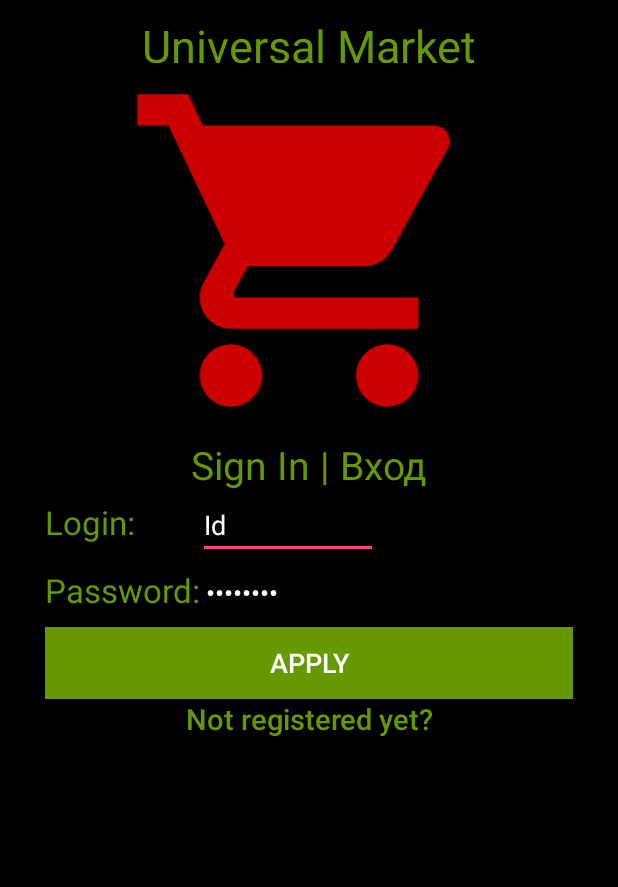
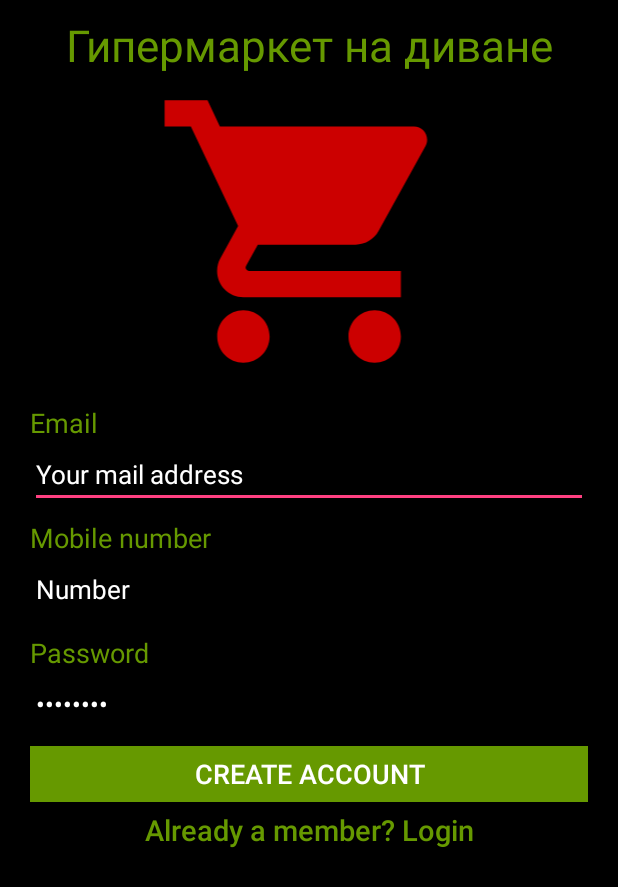
Before and after one commit to antonihnatovich/SmartCityUniversalMarket, an Android app: the screen it shows after launch (LoginActivity before the commit, RegistrationActivity after it), on a phone screen of 412 x 824 dp. Shown: the top 887 px of the screen. Run offline under Robolectric (Android 15) with nearby library versions, the phone set to English and light mode, and no system bars.

Commit message:
Registration activity ui created.

```diff
--- a/SmartCityUniversalMarket/app/src/main/AndroidManifest.xml
+++ b/SmartCityUniversalMarket/app/src/main/AndroidManifest.xml
@@ -14,13 +14,15 @@
 
         </activity>
         <activity android:name=".LoginActivity">
+
+        </activity>
+        <activity android:name=".RegistrationActivity">
             <intent-filter>
                 <action android:name="android.intent.action.MAIN" />
 
                 <category android:name="android.intent.category.LAUNCHER" />
             </intent-filter>
         </activity>
-        <activity android:name=".RegistrationActivity"></activity>
     </application>
 
 </manifest>
--- a/SmartCityUniversalMarket/app/src/main/res/drawable/tyt.xml
+++ b/SmartCityUniversalMarket/app/src/main/res/drawable/tyt.xml
@@ -1,6 +1,6 @@
 <vector xmlns:android="http://schemas.android.com/apk/res/android"
-        android:width="100dp"
-        android:height="100dp"
+        android:width="90dp"
+        android:height="90dp"
         android:viewportWidth="24.0"
         android:viewportHeight="24.0">
     <path
--- a/SmartCityUniversalMarket/app/src/main/res/layout/activity_login.xml
+++ b/SmartCityUniversalMarket/app/src/main/res/layout/activity_login.xml
@@ -14,21 +14,18 @@
 
     <ImageView
         android:id="@+id/imageview_login"
-        android:layout_width="match_parent"
-        android:layout_height="250dp"
+        style="@style/imageViewAppIconAllActivities"
         android:layout_below="@id/name_of_program_login"
-        android:contentDescription="@string/image_main"
-        android:src="@drawable/tyt"
-        android:scaleType="fitCenter"/>
+        android:contentDescription="@string/image_main" />
 
     <LinearLayout
-        android:layout_below="@id/imageview_login"
         android:layout_width="match_parent"
         android:layout_height="200dp"
+        android:layout_below="@id/imageview_login"
         android:layout_gravity="center_horizontal"
-        android:paddingStart="30dp"
+        android:orientation="vertical"
         android:paddingEnd="30dp"
-        android:orientation="vertical">
+        android:paddingStart="30dp">
 
         <TextView
             android:layout_width="match_parent"
@@ -57,8 +54,8 @@
                     android:id="@+id/edit_text_login"
                     style="@style/editTextLoginActivityStandart"
                     android:layout_marginStart="42dp"
-                    android:text="@string/la_id_edit_text_string"
-                    android:inputType="number" />
+                    android:inputType="number"
+                    android:text="@string/la_id_edit_text_string" />
             </LinearLayout>
 
             <LinearLayout
@@ -73,8 +70,8 @@
                 <EditText
                     android:id="@+id/edit_text_password"
                     style="@style/editTextLoginActivityStandart"
-                    android:text="@string/la_password_edit_text_string"
-                    android:inputType="numberPassword" />
+                    android:inputType="numberPassword"
+                    android:text="@string/la_password_edit_text_string" />
             </LinearLayout>
 
             <LinearLayout
@@ -92,19 +89,20 @@
                     style="@style/buttonLoginActivityStandart"
                     android:background="@color/backgroundColorWhiteOrOrangeAllActivities"
                     android:nextFocusDown="@id/la_apply_button"
+                    android:text="@string/la_register_button_string"
                     android:textAllCaps="false"
-                    android:textSize="19sp"
                     android:textColor="@color/frontViewColor"
-                    android:text="@string/la_register_button_string" />
+                    android:textSize="19sp" />
 
             </LinearLayout>
 
         </LinearLayout>
 
     </LinearLayout>
+
     <TextView
+        android:id="@+id/responceView"
         android:layout_width="wrap_content"
-        android:layout_height="wrap_content"
-        android:id="@+id/responceView"/>
+        android:layout_height="wrap_content" />
 
 </RelativeLayout>
--- a/SmartCityUniversalMarket/app/src/main/res/layout/activity_main.xml
+++ b/SmartCityUniversalMarket/app/src/main/res/layout/activity_main.xml
@@ -21,12 +21,9 @@
 
             <ImageView
                 android:id="@+id/imageview_main"
-                android:layout_width="match_parent"
-                android:layout_height="250dp"
+                style="@style/imageViewAppIconAllActivities"
                 android:layout_below="@+id/name_of_program_main"
-                android:contentDescription="@string/image_main"
-                android:src="@drawable/tyt"
-                android:scaleType="fitCenter"/>
+                android:contentDescription="@string/image_main" />
 
             <LinearLayout
                 android:layout_width="match_parent"
--- a/SmartCityUniversalMarket/app/src/main/res/layout/activity_registration.xml
+++ b/SmartCityUniversalMarket/app/src/main/res/layout/activity_registration.xml
@@ -4,10 +4,99 @@
     android:id="@+id/activity_registration"
     android:layout_width="match_parent"
     android:layout_height="match_parent"
-    android:paddingBottom="@dimen/activity_vertical_margin"
-    android:paddingLeft="@dimen/activity_horizontal_margin"
-    android:paddingRight="@dimen/activity_horizontal_margin"
-    android:paddingTop="@dimen/activity_vertical_margin"
+    android:background="@color/backViewColor"
     tools:context="com.l.smartcityuniversalmarket.RegistrationActivity">
 
+    <TextView
+        android:id="@+id/name_of_program_registration"
+        style="@style/programNameTextView" />
+
+    <ImageView
+        android:id="@+id/imageview_registration"
+        style="@style/imageViewAppIconAllActivities"
+        android:layout_below="@+id/name_of_program_registration"
+        android:contentDescription="@string/image_main" />
+
+    <LinearLayout
+        android:layout_below="@id/imageview_registration"
+        android:layout_width="match_parent"
+        android:layout_height="wrap_content"
+        android:orientation="vertical"
+        android:paddingStart="20dp"
+        android:paddingEnd="20dp"
+        android:layout_marginTop="10dp">
+         <TextView
+             android:id="@+id/name_text_view_registration"
+             android:layout_width="wrap_content"
+             android:layout_height="wrap_content"
+             android:text="Email"
+             android:textAllCaps="false"
+             android:textColor="@color/textColorGreenOrOrangeAllActivities"
+             android:textSize="18dp"/>
+        <EditText
+            android:id="@+id/name_edit_text_registration"
+            android:layout_width="match_parent"
+            android:layout_height="wrap_content"
+            android:text="Your mail address"
+            android:textAllCaps="false"
+            android:textSize="17dp"
+            android:inputType="textEmailAddress"
+            android:textColor="@color/editTextStringInsideColorAllActivities" />
+
+        <TextView
+            android:layout_marginTop="7dp"
+            android:id="@+id/login_text_view_registration"
+            android:layout_width="wrap_content"
+            android:layout_height="wrap_content"
+            android:text="Mobile number"
+            android:textAllCaps="false"
+            android:textColor="@color/textColorGreenOrOrangeAllActivities"
+            android:textSize="18dp"/>
+        <EditText
+            android:layout_width="match_parent"
+            android:layout_height="wrap_content"
+            android:id="@+id/id_edit_text_registration"
+            android:text="Number"
+            android:textSize="17dp"
+            android:textAllCaps="false"
+            android:inputType="phone"
+            android:textColor="@color/editTextStringInsideColorAllActivities"/>
+        <TextView
+            android:layout_marginTop="7dp"
+            android:id="@+id/password_text_view_registration"
+            android:layout_width="wrap_content"
+            android:layout_height="wrap_content"
+            android:text="Password"
+            android:textAllCaps="false"
+            android:textColor="@color/textColorGreenOrOrangeAllActivities"
+            android:textSize="18dp"/>
+        <EditText
+            android:layout_width="match_parent"
+            android:layout_height="wrap_content"
+            android:id="@+id/password_edit_text_registration"
+            android:text="Password"
+            android:textSize="17dp"
+            android:textAllCaps="false"
+            android:inputType="numberPassword"
+            android:textColor="@color/editTextStringInsideColorAllActivities"/>
+
+        <Button
+            android:layout_marginTop="5dp"
+            android:id="@+id/ra_ready_register_button"
+            style="@style/buttonLoginActivityStandart"
+            android:text="Create account" />
+        <Button
+            android:id="@+id/ra_login_button"
+            style="@style/buttonLoginActivityStandart"
+            android:background="@color/backgroundColorWhiteOrOrangeAllActivities"
+            android:nextFocusDown="@id/la_apply_button"
+            android:text="Already a member? Login"
+            android:textAllCaps="false"
+            android:textColor="@color/frontViewColor"
+            android:textSize="19sp" />
+
+
+    </LinearLayout>
+
+
 </RelativeLayout>
--- a/SmartCityUniversalMarket/app/src/main/res/values/strings.xml
+++ b/SmartCityUniversalMarket/app/src/main/res/values/strings.xml
@@ -1,6 +1,6 @@
 <resources>
     <string name="app_name">SmartCityUniversalMarket</string>
-    <string name="program_name">Universal Market</string>
+    <string name="program_name">Гипермаркет на диване</string>
     <string name="image_main">Image of program</string>
     <string name="am_button1_string">К покупкам</string>
     <string name="am_button2_string">В корзину</string>
--- a/SmartCityUniversalMarket/app/src/main/res/values/styles.xml
+++ b/SmartCityUniversalMarket/app/src/main/res/values/styles.xml
@@ -18,8 +18,8 @@
 
     <style name="programNameTextView">
         <item name="android:layout_width">match_parent</item>
-        <item name="android:layout_height">32dp</item>
-        <item name="android:textSize">30sp</item>
+        <item name="android:layout_height">39dp</item>
+        <item name="android:textSize">29sp</item>
         <item name="android:textColor">@color/textColorGreenOrOrangeAllActivities</item>
         <item name="android:text">@string/program_name</item>
         <item name="android:textStyle">normal</item>
@@ -42,10 +42,17 @@
 
     <style name="buttonLoginActivityStandart">
         <item name="android:layout_width">match_parent</item>
-        <item name="android:layout_height">wrap_content</item>
+        <item name="android:layout_height">37dp</item>
         <item name="android:textSize">18sp</item>
         <item name="android:textColor">#FFFFFF</item>
+
         <item name="android:background">@color/textColorGreenOrOrangeAllActivities</item>
     </style>
 
+    <style name="imageViewAppIconAllActivities">
+        <item name="android:layout_height">210dp</item>
+        <item name="android:layout_width">match_parent</item>
+        <item name="android:src">@drawable/tyt</item>
+        <item name="android:scaleType">fitCenter</item>
+    </style>
 </resources>
```
